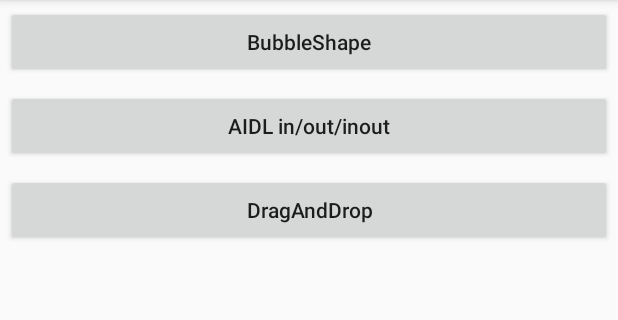
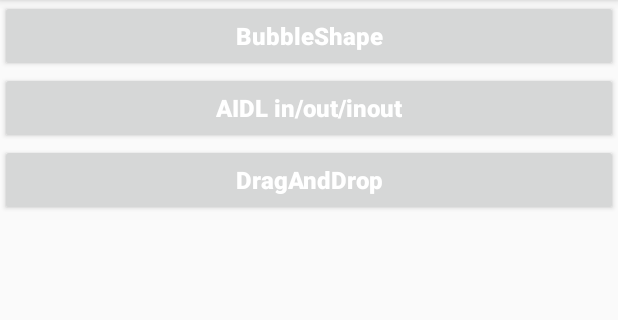
Before and after one commit to phantomVK/DemoCenter, an Android app: the screen it shows after launch (MainActivity), on a phone screen of 412 x 824 dp, the part 84-404 px from its top. Run offline under Robolectric (Android 15) with nearby library versions, the phone set to English and light mode, and no system bars.

Commit message:
Refactor MainActivity

```diff
--- a/app/src/main/java/com/phantomvk/democenter/MainActivity.kt
+++ b/app/src/main/java/com/phantomvk/democenter/MainActivity.kt
@@ -1,26 +1,88 @@
 package com.phantomvk.democenter
 
-import android.app.Activity
 import android.content.Intent
 import android.os.Bundle
+import android.view.LayoutInflater
+import android.view.View
+import android.view.ViewGroup
 import android.widget.Button
 import androidx.appcompat.app.AppCompatActivity
-import androidx.databinding.DataBindingUtil
+import androidx.recyclerview.widget.LinearLayoutManager
+import androidx.recyclerview.widget.RecyclerView
 import com.phantomvk.democenter.aidl.AidlActivity
 import com.phantomvk.democenter.bubbleShape.BubbleShapeActivity
-import com.phantomvk.democenter.databinding.ActivityMainBinding
 import com.phantomvk.democenter.dragDrop.DragDropActivity
 
-inline fun <reified T : Activity> Button.startActivity() {
-    setOnClickListener { context.startActivity(Intent(context, T::class.java)) }
+class MainActivity : AppCompatActivity() {
+  override fun onCreate(savedInstanceState: Bundle?) {
+    super.onCreate(savedInstanceState)
+    setContentView(R.layout.activity_main)
+
+    val list = listOf(
+      ButtonAbility("BubbleShape") {
+        startActivity(Intent(this, BubbleShapeActivity::class.java))
+      },
+
+      ButtonAbility("AIDL in/out/inout") {
+        startActivity(Intent(this, AidlActivity::class.java))
+      },
+
+      ButtonAbility("DragAndDrop") {
+        startActivity(Intent(this, DragDropActivity::class.java))
+      }
+    )
+
+    val adapter = ItemAdapter(layoutInflater, list)
+    val recyclerView = findViewById<RecyclerView>(R.id.recycle_view)
+    recyclerView.layoutManager = LinearLayoutManager(this)
+    recyclerView.adapter = adapter
+    adapter.notifyItemRangeInserted(0, list.size)
+  }
 }
 
-class MainActivity : AppCompatActivity() {
-    override fun onCreate(savedInstanceState: Bundle?) {
-        super.onCreate(savedInstanceState)
-        val binding = DataBindingUtil.setContentView<ActivityMainBinding>(this, R.layout.activity_main)
-        binding.btnBubbleShape.startActivity<BubbleShapeActivity>()
-        binding.btnAIDL.startActivity<AidlActivity>()
-        binding.btnDragDrop.startActivity<DragDropActivity>()
+private class ItemAdapter(
+  private val inflater: LayoutInflater,
+  private val list: List<DebugAbility>
+) : RecyclerView.Adapter<RecyclerView.ViewHolder>() {
+
+  override fun onCreateViewHolder(parent: ViewGroup, viewType: Int): RecyclerView.ViewHolder {
+    val view = inflater.inflate(R.layout.item_view_button, parent, false)
+    return ButtonViewHolder(view)
+  }
+
+  override fun getItemCount(): Int {
+    return list.size
+  }
+
+  override fun onBindViewHolder(holder: RecyclerView.ViewHolder, position: Int) {
+    when (val item = list[position]) {
+      is ButtonAbility -> {
+        (holder as ButtonViewHolder).bind(item)
+      }
     }
+  }
+
+  override fun getItemViewType(position: Int): Int {
+    return TYPE_BUTTON
+  }
+
+  private companion object {
+    private const val TYPE_BUTTON = 0
+  }
+
+  private class ButtonViewHolder(itemView: View) : RecyclerView.ViewHolder(itemView) {
+    private val button: Button = itemView.findViewById(R.id.button)
+
+    fun bind(ability: ButtonAbility) {
+      button.text = ability.text
+      button.setOnClickListener(ability.listener)
+    }
+  }
 }
+
+private open class DebugAbility(val text: String)
+
+private class ButtonAbility(
+  text: String,
+  val listener: (view: View) -> Unit
+) : DebugAbility(text)
--- a/app/src/main/res/layout/activity_main.xml
+++ b/app/src/main/res/layout/activity_main.xml
@@ -1,41 +1,11 @@
 <?xml version="1.0" encoding="utf-8"?>
-<layout xmlns:android="http://schemas.android.com/apk/res/android"
-    xmlns:tools="http://schemas.android.com/tools">
+<merge xmlns:android="http://schemas.android.com/apk/res/android"
+    android:layout_width="match_parent"
+    android:layout_height="match_parent">
 
-    <ScrollView
+    <androidx.recyclerview.widget.RecyclerView
+        android:id="@+id/recycle_view"
         android:layout_width="match_parent"
-        android:layout_height="match_parent"
-        tools:context=".MainActivity"
-        tools:ignore="HardcodedText">
+        android:layout_height="match_parent"/>
 
-        <LinearLayout
-            android:layout_width="match_parent"
-            android:layout_height="wrap_content"
-            android:orientation="vertical">
-
-            <Button
-                android:id="@+id/btnBubbleShape"
-                android:layout_width="match_parent"
-                android:layout_height="wrap_content"
-                android:layout_margin="4dp"
-                android:text="BubbleShape"
-                android:textAllCaps="false" />
-
-            <Button
-                android:id="@+id/btnAIDL"
-                android:layout_width="match_parent"
-                android:layout_height="wrap_content"
-                android:layout_margin="4dp"
-                android:text="AIDL in/out/inout"
-                android:textAllCaps="false" />
-
-            <Button
-                android:id="@+id/btnDragDrop"
-                android:layout_width="match_parent"
-                android:layout_height="wrap_content"
-                android:layout_margin="4dp"
-                android:text="DragAndDrop"
-                android:textAllCaps="false"/>
-        </LinearLayout>
-    </ScrollView>
-</layout>
+</merge>
--- /dev/null
+++ b/app/src/main/res/layout/item_view_button.xml
@@ -0,0 +1,11 @@
+<?xml version="1.0" encoding="utf-8"?>
+<Button xmlns:android="http://schemas.android.com/apk/res/android"
+    xmlns:tools="http://schemas.android.com/tools"
+    android:id="@+id/button"
+    android:layout_width="match_parent"
+    android:layout_height="wrap_content"
+    android:textAllCaps="false"
+    android:textColor="@color/white"
+    android:textSize="16sp"
+    android:textStyle="bold"
+    tools:text="Button"/>
--- a/app/src/main/res/values/colors.xml
+++ b/app/src/main/res/values/colors.xml
@@ -4,6 +4,8 @@
     <color name="colorPrimaryDark">#303F9F</color>
     <color name="colorAccent">#FF4081</color>
 
+    <color name="white">#FFFFFF</color>
+
     <color name="white08">#14FFFFFF</color>
     <color name="white90">#E6FFFFFF</color>
 
```
